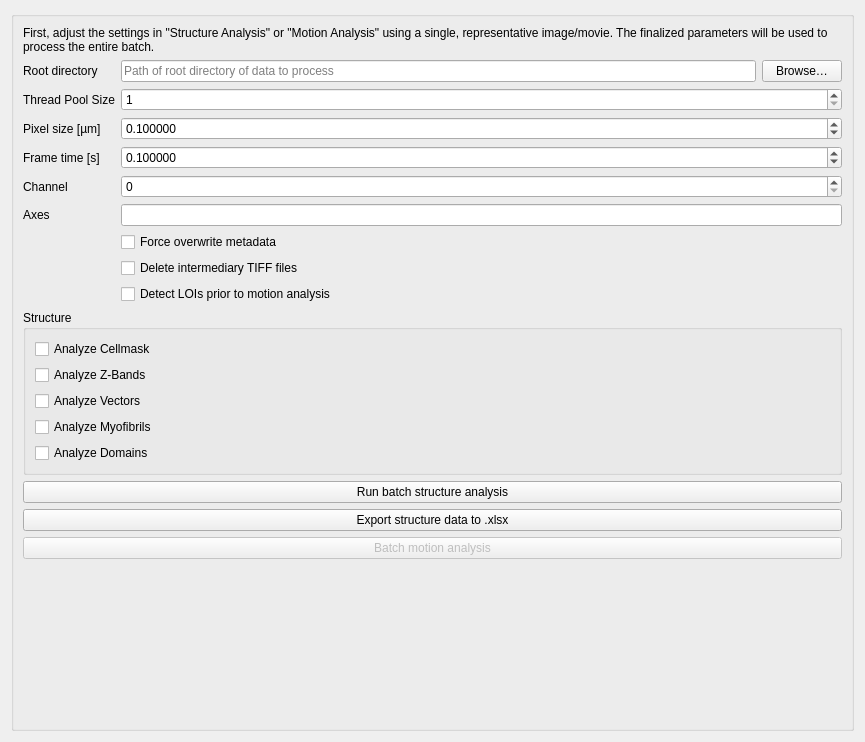
Qt form sarcasm_app/ui-files/parameters_batch_processing.ui (danihae/SarcAsM) before a commit.
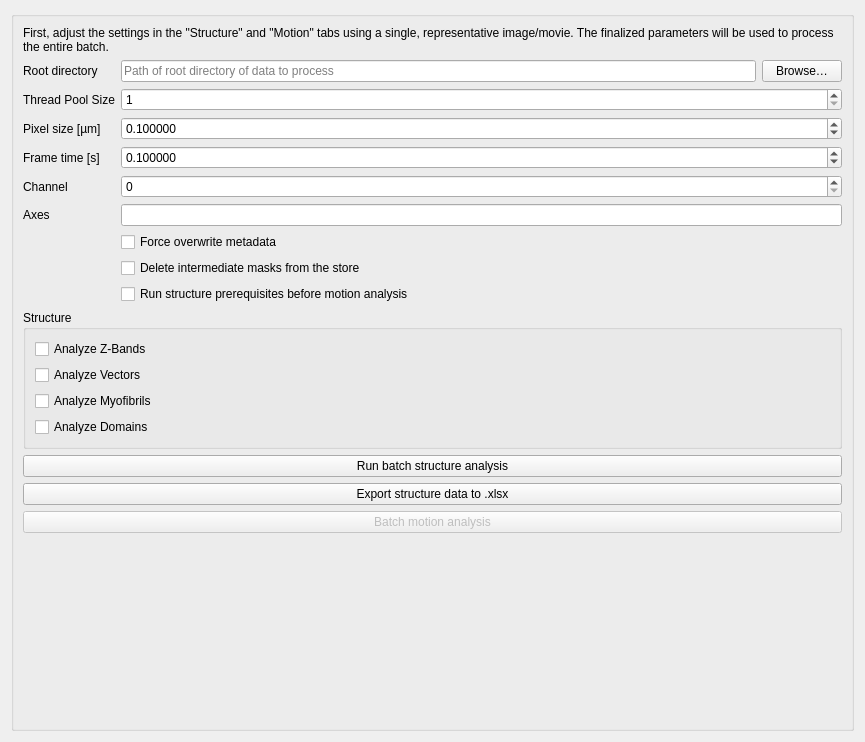
The same form after that commit.

Commit message: chore(release)!: 1.0 consolidation — blockers, rulings, heterogeneity, Motion-tab tracks, cleanup

Patch:
```diff
--- a/sarcasm_app/ui-files/parameters_batch_processing.ui
+++ b/sarcasm_app/ui-files/parameters_batch_processing.ui
@@ -23,7 +23,7 @@
       <item row="0" column="0" colspan="2">
        <widget class="QLabel" name="label_6">
         <property name="text">
-         <string>First, adjust the settings in &quot;Structure Analysis&quot; or &quot;Motion Analysis&quot; using a single, representative image/movie. The finalized parameters will be used to process the entire batch.</string>
+         <string>First, adjust the settings in the &quot;Structure&quot; and &quot;Motion&quot; tabs using a single, representative image/movie. The finalized parameters will be used to process the entire batch.</string>
         </property>
         <property name="wordWrap">
          <bool>true</bool>
@@ -168,7 +168,7 @@
         <item>
          <widget class="QCheckBox" name="chk_delete_intermediary_tiffs">
           <property name="text">
-           <string>Delete intermediary TIFF files</string>
+           <string>Delete intermediate masks from the store</string>
           </property>
          </widget>
         </item>
@@ -178,7 +178,7 @@
            <string>If this is activated Z-Band Prediction, Sarcomere Length Orient will be calculated (if structure analysis was done before this could be deactivated)</string>
           </property>
           <property name="text">
-           <string>Detect LOIs prior to motion analysis</string>
+           <string>Run structure prerequisites before motion analysis</string>
           </property>
           <property name="checked">
            <bool>false</bool>
@@ -193,13 +193,6 @@
          <string>Structure</string>
         </property>
         <layout class="QFormLayout" name="formLayout_2">
-         <item row="0" column="0">
-          <widget class="QCheckBox" name="chk_do_cellmask">
-           <property name="text">
-            <string>Analyze Cellmask</string>
-           </property>
-          </widget>
-         </item>
          <item row="1" column="0">
           <widget class="QCheckBox" name="chk_do_zbands">
            <property name="text">
```
Left out of the diff: 9 changed lines with no effect on the pictures. The commit also changes 71 other files.
